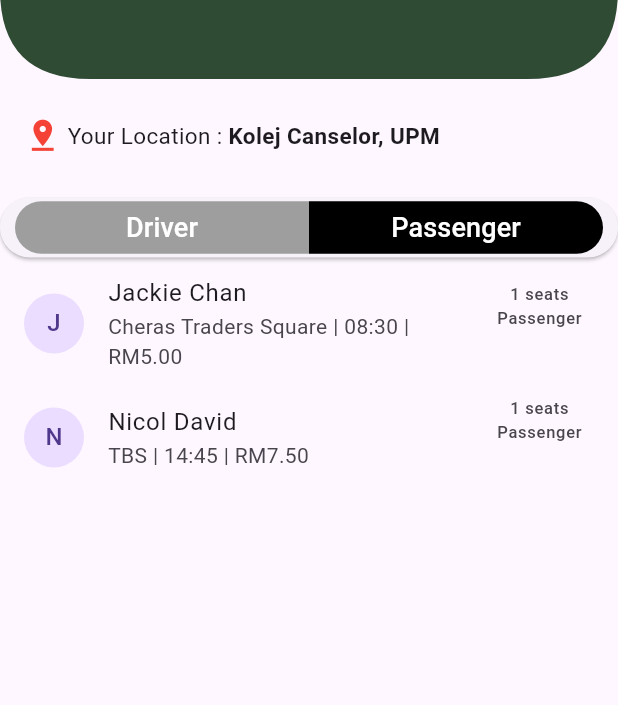
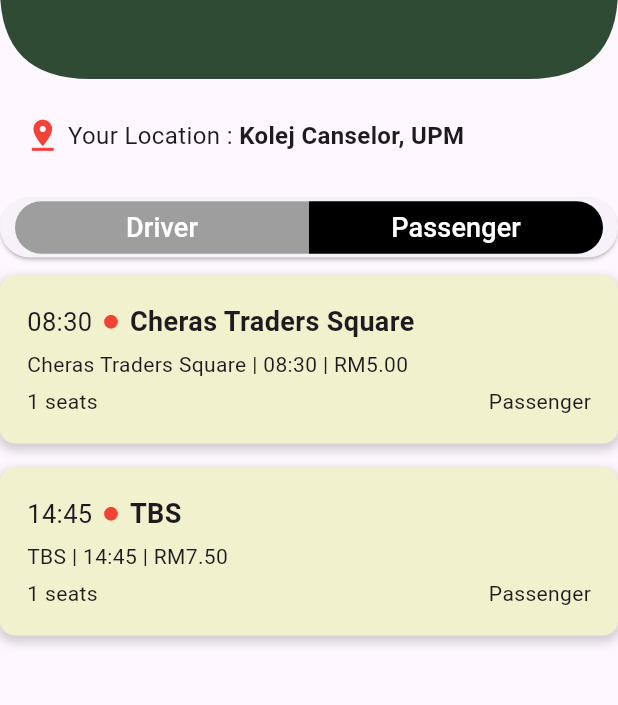
Before and after one commit to LJOEYING/hackathonx-Goat-, a Flutter app: the CarPooling screen opened directly, after a tap on "Driver", on a phone screen of 412 x 824 dp, the part 116-821 px from its top. Run offline on Flutter 3.47's test engine with Material 3 defaults, Android fonts, the light colour scheme and no system bars; our stand-ins replace curved_navigation_bar, google_fonts, image_picker.

Commit message:
ef_carpool9

```diff
--- a/lib/pages/carpool/carpool.dart
+++ b/lib/pages/carpool/carpool.dart
@@ -2,7 +2,6 @@
 import 'package:hackathonx/pages/carpool/carpool_chat.dart';
 import 'package:hackathonx/pages/carpool/carpool_filter.dart';
 import 'package:hackathonx/pages/carpool/carpool_newpost.dart';
-
 
 class CarPooling extends StatefulWidget {
   const CarPooling({super.key});
@@ -135,14 +134,14 @@
                 Text(
                   ' Your Location : ',
                   style: TextStyle(
-                    fontSize: 15,
+                    fontSize: 16,
                     fontWeight: FontWeight.w400,
                   ),
                 ),
                 Text(
                   'Kolej Canselor, UPM',
                   style: TextStyle(
-                    fontSize: 15,
+                    fontSize: 16,
                     fontWeight: FontWeight.w600,
                   ),
                 ),
@@ -176,7 +175,7 @@
 
   List<Widget> driverPosts(BuildContext context) {
     return [
-      carPoolTile(
+      carPoolList(
         context,
         'Justin Bieber',
         '28',
@@ -186,7 +185,7 @@
         '2',
         'Driver',
       ),
-      carPoolTile(
+      carPoolList(
         context,
         'Ariana Grande',
         '23',
@@ -201,7 +200,7 @@
 
   List<Widget> passengerPosts(BuildContext context) {
     return [
-      carPoolTile(
+      carPoolList(
         context,
         'Jackie Chan',
         '65',
@@ -211,7 +210,7 @@
         '1',
         'Passenger',
       ),
-      carPoolTile(
+      carPoolList(
         context,
         'Nicol David',
         '20',
@@ -224,27 +223,61 @@
     ];
   }
 
-  Widget carPoolTile(BuildContext context, String name, String age, String location,
-      String time, String price, String seats, String type) {
-    return ListTile(
-      leading: CircleAvatar(child: Text(name[0])),
-      title: Text(name),
-      subtitle: Text('$location | $time | $price'),
-      trailing: Column(
+  Widget carPoolList(BuildContext context, String name, String age,
+    String location, String time, String price, String seats, String type) {
+  return Container(
+    margin: const EdgeInsets.symmetric(vertical: 8.0), // Add some margin
+    padding: const EdgeInsets.all(18.0), // Add some padding
+    decoration: BoxDecoration(
+      color: Color.fromRGBO(241, 241, 205, 1),
+      borderRadius: BorderRadius.circular(10),
+      boxShadow: [
+        BoxShadow(
+          color: Colors.grey.withOpacity(0.5),
+          spreadRadius: 1,
+          blurRadius: 5,
+          offset: const Offset(0, 3), // changes position of shadow
+        ),
+      ],
+    ),
+    child: Column(
+      crossAxisAlignment: CrossAxisAlignment.start,
+      children: [
+        Row(
+          children: [
+            Text(
+              time,
+              style: const TextStyle(fontSize: 17),
+            ),
+            const SizedBox(width: 7),
+            const Icon(Icons.circle, size: 11, color: Colors.red),
+            const SizedBox(width: 7),
+            Expanded(
+              child: Text(
+                location,
+                style: const TextStyle(
+                  fontWeight: FontWeight.bold,
+                  fontSize: 18,
+                ),
+              ),
+            ),
+          ],
+        ),
+        const SizedBox(height: 5),
+        Text('$location | $time | $price'),
+        const SizedBox(height: 5),
+        Row(
+          mainAxisAlignment: MainAxisAlignment.spaceBetween,
           children: [
             Text('$seats seats'),
             Text(type),
           ],
         ),
-      onTap: () {
-        Navigator.push(
-          context,
-          MaterialPageRoute(builder: (context) => ChatScreen(name: name, age: age.toString())),
-        );
-      },
-
+      ],
+    ),
   );
 }
+
 }
 
 class DividedButton extends StatelessWidget {
--- a/lib/pages/carpool/carpool_filter.dart
+++ b/lib/pages/carpool/carpool_filter.dart
@@ -297,6 +297,10 @@
         ),
       ),
       actions: [
+        Row(
+          mainAxisAlignment:
+              MainAxisAlignment.spaceBetween, // Align buttons on either side
+          children: [
             ElevatedButton(
               child: Text('Cancel'),
               onPressed: () {
@@ -324,6 +328,8 @@
               ),
             ),
           ],
+        ),
+      ],
     );
   }
 }
--- a/lib/pages/carpool/carpool_newpost.dart
+++ b/lib/pages/carpool/carpool_newpost.dart
@@ -289,6 +289,10 @@
         ),
       ),
        actions: [
+        Row(
+          mainAxisAlignment:
+              MainAxisAlignment.spaceBetween, // Align buttons on either side
+          children: [
             ElevatedButton(
               child: Text('Cancel'),
               onPressed: () {
@@ -316,6 +320,8 @@
               ),
             ),
           ],
+        ),
+      ],
     );
   }
 }
```
Lines whose indentation alone changed are shown as unchanged.
